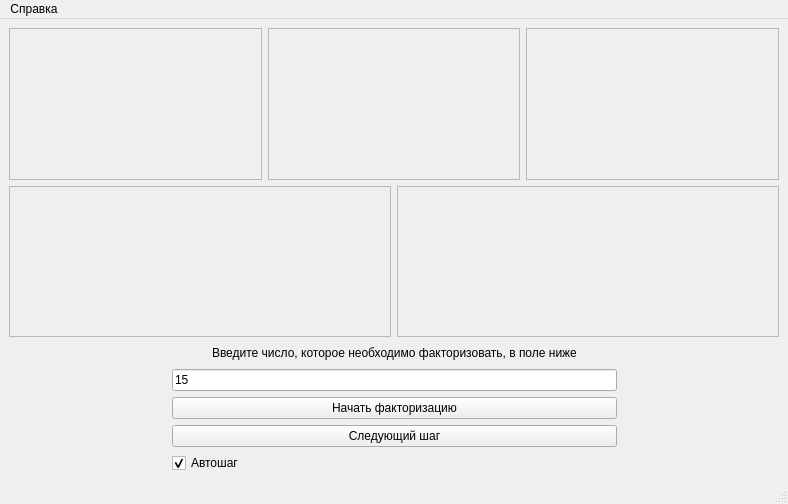
AncientCGull/Shore, file mainwindow.ui: the form before one commit.
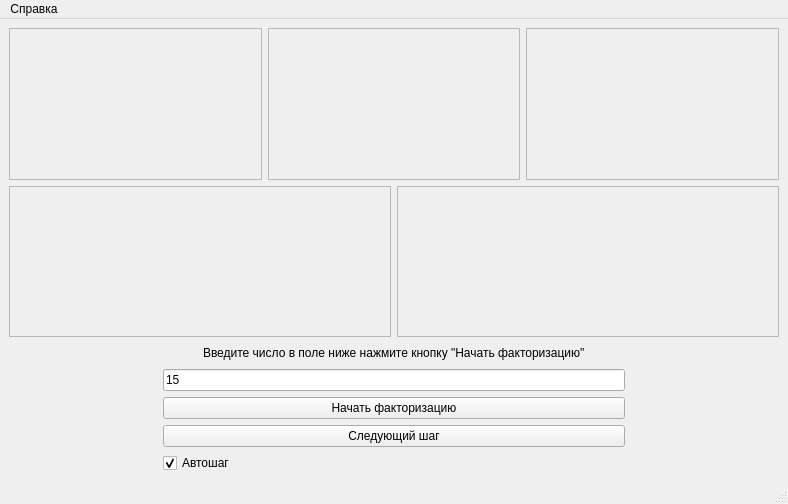
The form after the commit.

Commit message:
Reload, label
Fixed reloading after alrgotith's finish
Edited label on main window

Diff of the .ui file:
```diff
--- a/mainwindow.ui
+++ b/mainwindow.ui
@@ -240,7 +240,7 @@
           <item>
            <widget class="QLabel" name="label">
             <property name="text">
-             <string>Введите число, которое необходимо факторизовать, в поле ниже</string>
+             <string>Введите число в поле ниже нажмите кнопку &quot;Начать факторизацию&quot;</string>
             </property>
            </widget>
           </item>
```
The commit also changes 3 other files.
